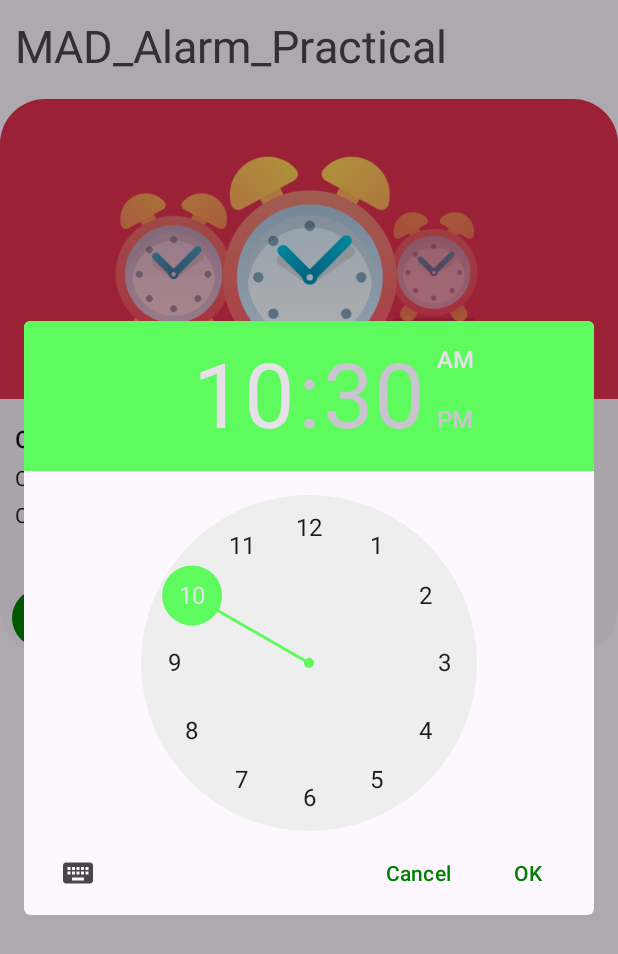
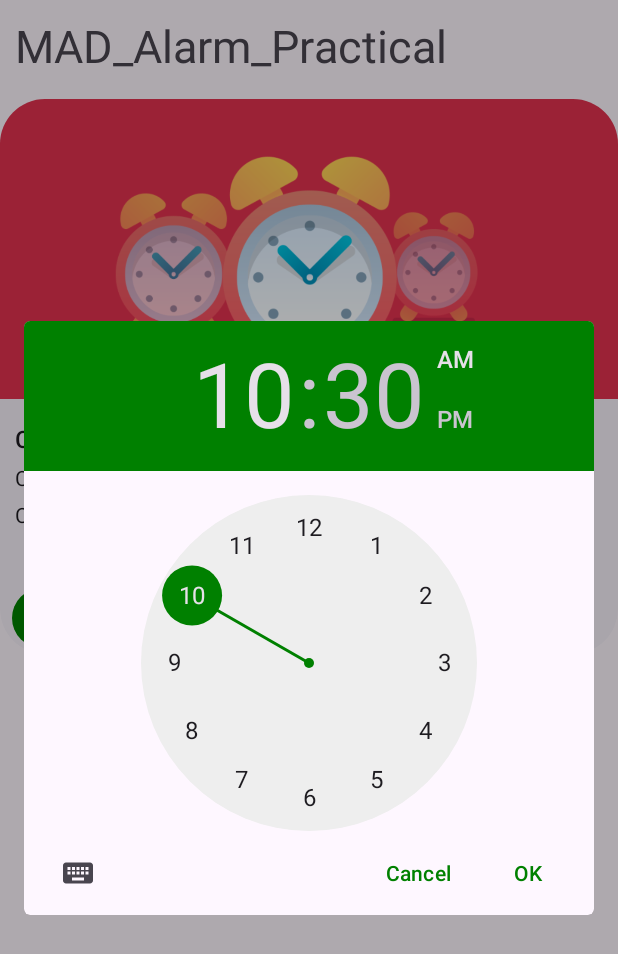
Before and after one commit to Ravi1112005/MAD_24012532004_Practical4, an Android app: the screen it shows after launch (MainActivity), after a tap on "Create Alarm", on a phone screen of 412 x 824 dp. Shown: the top 954 px of the screen. Run offline under Robolectric (Android 15) with nearby library versions, the phone set to English and light mode, and no system bars.

Commit message:
update commit

```diff
--- a/app/src/main/java/com/example/mad_24012532004_practical4/MainActivity.kt
+++ b/app/src/main/java/com/example/mad_24012532004_practical4/MainActivity.kt
@@ -25,8 +25,6 @@ class MainActivity : AppCompatActivity() {
     lateinit var btnCreateAlarm: MaterialButton
     lateinit var btnCancelAlarm: MaterialButton
     lateinit var textAlarmTime: TextView
-
-    private var calendar: Calendar = Calendar.getInstance()
 
     override fun onCreate(savedInstanceState: Bundle?) {
         super.onCreate(savedInstanceState)
--- a/app/src/main/res/values/colors.xml
+++ b/app/src/main/res/values/colors.xml
@@ -2,7 +2,7 @@
 <resources>
     <color name="black">#FF000000</color>
     <color name="white">#FFFFFFFF</color>
-    <color name="bg_card">#5DFB5D</color>
+    <color name="bg_card">#37BF37</color>
     <color name="green">#008000</color>
     <color name="purple_700">#7200FF</color>"
 </resources>
--- a/app/src/main/res/values/themes.xml
+++ b/app/src/main/res/values/themes.xml
@@ -6,7 +6,7 @@
         <item name = "colorPrimaryVariant">@color/purple_700</item>
         <item name = "colorOnPrimary">@color/white</item>
 
-        <item name = "colorSecondary">@color/bg_card</item>
+        <item name = "colorSecondary">@color/green</item>
         <item name = "colorSecondaryVariant">@color/green</item>
         <item name = "colorOnSecondary">@color/black</item>
         <!-- <item name="colorPrimary">@color/my_light_primary</item> -->
```
